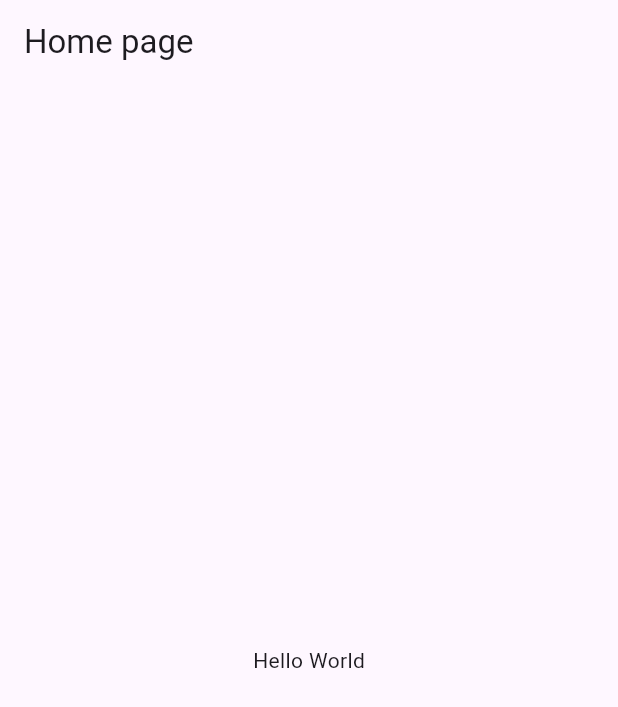
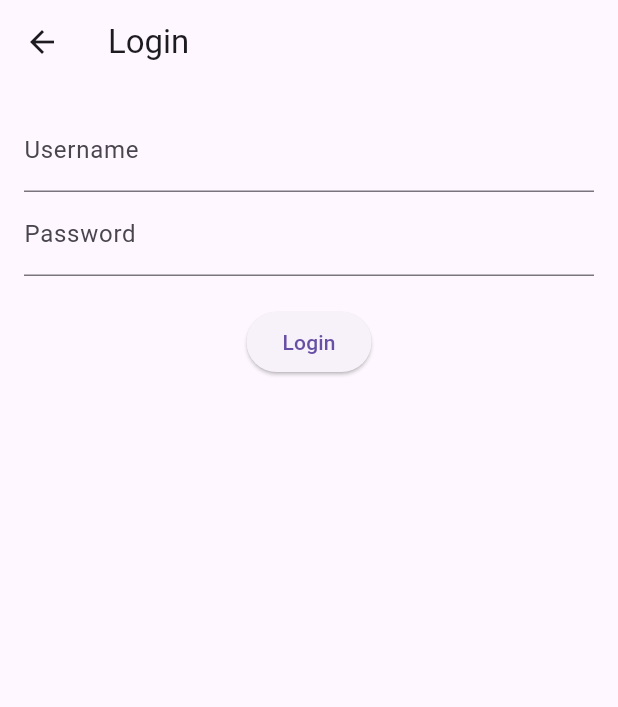
Before and after one commit to devdatbt/LearnFlutter2024, a Flutter app: the screen it shows after launch, on a phone screen of 412 x 824 dp. Shown: the top 707 px of the screen. Run offline on Flutter 3.47's test engine with Material 3 defaults, Android fonts, the phone set to English and light mode, and no system bars; our stand-ins replace dio, equatable, flutter_bloc, get_it.

Commit message:
First commit: MVVM + Dio + Bloc + GetIt

```diff
--- /dev/null
+++ b/lib/app_router.dart
@@ -0,0 +1,28 @@
+import 'package:flutter/material.dart';
+import 'views/login_view.dart';
+import 'views/home_view.dart';
+
+class AppRouter {
+  static const String loginRoute = '/login';
+  static const String homeRoute = '/home';
+
+  ///Hàm này được gọi khi điều hướng (Navigator.pushNamed) để trả về một Route.
+  // Tùy theo settings.name, trả về các màn hình tương ứng.
+  // Route mặc định hiển thị thông báo "404 - Page Not Found" khi tên route không được định nghĩa.
+  static Route<dynamic> onGenerateRoute(RouteSettings settings) {
+    switch (settings.name) {
+      case loginRoute:
+        return MaterialPageRoute(builder: (_) => const LoginView());
+      case homeRoute:
+        return MaterialPageRoute(builder: (_) => const HomeView());
+      default:
+        return MaterialPageRoute(
+          builder: (_) => const Scaffold(
+            body: Center(
+              child: Text('404 - Page Not Found'),
+            ),
+          ),
+        );
+    }
+  }
+}
--- /dev/null
+++ b/lib/blocs/login_bloc.dart
@@ -0,0 +1,42 @@
+import 'package:flutter_bloc/flutter_bloc.dart';
+import '../repositories/auth_repository.dart';
+import 'login_event.dart';
+import 'login_state.dart';
+
+/// LoginBloc là nơi quản lý toàn bộ logic cho màn hình login. Nó nhận event và phát ra state tương ứng
+///  - Nhận event từ UI (như thay đổi username, password, hoặc nhấn nút login).
+///  - Chạy logic dựa trên event.
+///  - Phát state mới để cập nhật UI.
+class LoginBloc extends Bloc<LoginEvent, LoginState> {
+  final AuthRepository authRepository;
+  String _username = "";
+  String _password = "";
+
+//Lưu trữ dữ liệu từ event:
+//Khi nhận LoginUsernameChanged, cập nhật giá trị username.
+  LoginBloc({required this.authRepository}) : super(LoginInitial()) {
+    on<LoginUsernameChanged>((event, emit) {
+      _username = event.username;
+    });
+
+//Khi nhận LoginPasswordChanged, cập nhật giá trị password.
+    on<LoginPasswordChanged>((event, emit) {
+      _password = event.password;
+    });
+//Xử lý logic đăng nhập
+//Khi nhận event LoginSubmitted, chuyển sang trạng thái LoginLoading.
+    on<LoginSubmitted>((event, emit) async {
+      emit(LoginLoading());
+      try {
+        final success = await authRepository.login(_username, _password);
+        if (success) {
+          emit(LoginSuccess());
+        } else {
+          emit(const LoginFailure('Invalid username or password.'));
+        }
+      } catch (e) {
+        emit(LoginFailure(e.toString()));
+      }
+    });
+  }
+}
--- /dev/null
+++ b/lib/blocs/login_event.dart
@@ -0,0 +1,27 @@
+import 'package:equatable/equatable.dart' show Equatable;
+
+/**
+ *  giúp Bloc nhận biết các hành động của người dùng
+ *  (ví dụ: thay đổi dữ liệu, gửi biểu mẫu) và xử lý logic phù hợp.
+ * */
+abstract class LoginEvent extends Equatable {
+  const LoginEvent();
+
+  @override
+  List<Object> get props => [];
+}
+
+//Dùng để thông báo rằng giá trị của trường nhập username đã thay đổi.
+class LoginUsernameChanged extends LoginEvent {
+  final String username;
+  const LoginUsernameChanged(this.username);
+}
+//Dùng để thông báo rằng giá trị của trường nhập password đã thay đổi.
+class LoginPasswordChanged extends LoginEvent {
+  final String password;
+  const LoginPasswordChanged(this.password);
+}
+//Được gửi khi người dùng nhấn nút "Login".
+class LoginSubmitted extends LoginEvent {
+
+}
--- /dev/null
+++ b/lib/blocs/login_state.dart
@@ -0,0 +1,23 @@
+import 'package:equatable/equatable.dart';
+/// abstract class mô tả trạng thái của màn hình login.
+/// Chúng giúp giao diện hiển thị đúng thông báo
+/// hoặc hành động dựa trên tiến trình và kết quả của quá trình đăng nhập.
+///
+abstract class LoginState extends Equatable {
+  const LoginState();
+
+  @override
+  List<Object> get props => [];
+}
+//Trạng thái ban đầu của màn hình (trước khi người dùng thực hiện bất kỳ hành động nào).
+class LoginInitial extends LoginState {}
+//Trạng thái hiển thị khi đang xử lý đăng nhập (loading spinner được hiển thị).
+class LoginLoading extends LoginState {}
+//Trạng thái khi đăng nhập thành công (dẫn đến màn hình Home).
+class LoginSuccess extends LoginState {}
+
+//Trạng thái khi đăng nhập thất bại (hiển thị thông báo lỗi).
+class LoginFailure extends LoginState {
+  final String errorMessage;
+  const LoginFailure(this.errorMessage);
+}
--- /dev/null
+++ b/lib/getit/service_locator.dart
@@ -0,0 +1,16 @@
+import 'package:get_it/get_it.dart';
+
+import '../blocs/login_bloc.dart';
+import '../repositories/auth_repository.dart';
+
+//Sử dụng một instance của GetIt để quản lý dependency.
+final getIt = GetIt.instance;
+void setupServiceLocator() {
+  // Đăng ký AuthRepository
+  //AuthRepository được khởi tạo một lần và tái sử dụng trong toàn bộ ứng dụng.
+  getIt.registerLazySingleton<AuthRepository>(() => AuthRepository());
+
+  // Đăng ký LoginBloc
+  //Mỗi lần yêu cầu LoginBloc, một instance mới sẽ được tạo.
+  getIt.registerFactory<LoginBloc>(() => LoginBloc(authRepository: getIt<AuthRepository>()));
+}
--- a/lib/main.dart
+++ b/lib/main.dart
@@ -1,36 +1,76 @@
 import 'package:flutter/material.dart';
+import 'package:flutter_bloc/flutter_bloc.dart';
+import 'app_router.dart';
+import 'getit/service_locator.dart';
+import 'blocs/login_bloc.dart';
 
-void main() => runApp(MyApp());
+void main() {
+  //Khởi chạy GetIt trước khi ứng dụng chạy.
+  setupServiceLocator();
+  runApp(const MyApp());
+}
 
 class MyApp extends StatelessWidget {
-  // This widget is the root of your application.
+  const MyApp({Key? key}) : super(key: key);
+
   @override
   Widget build(BuildContext context) {
     return MaterialApp(
-      title: 'Hello World Demo Application',
-      theme: ThemeData(
-        primarySwatch: Colors.blue,
-      ),
-      home: MyHomePage(title: 'Home page'),
+      title: 'Login App',
+      initialRoute: AppRouter.loginRoute,
+      onGenerateRoute: AppRouter.onGenerateRoute,
+      builder: (context, child) {
+        return BlocProvider(
+          //Lấy instance của LoginBloc từ GetIt.
+          create: (_) => getIt<LoginBloc>(),
+          child: child!,
+        );
+      },
     );
   }
 }
-class MyHomePage extends StatelessWidget {
-  MyHomePage({Key? key, required this.title}) : super(key: key);
-  final String title;
+
+/*void main() {
+  runApp(const MyApp());
+}
+
+class MyApp extends StatelessWidget {
+  const MyApp({Key? key}) : super(key: key);
 
   @override
   Widget build(BuildContext context) {
-    return Scaffold(
-      appBar: AppBar(
-        title: Text(this.title),
-      ),
-      body: const Center(
-          child:
-          Text(
-            'Hello World',
-          )
-      ),
+    return MaterialApp(
+      title: 'Login App',
+      initialRoute: AppRouter.loginRoute,
+      onGenerateRoute: AppRouter.onGenerateRoute,
+      builder: (context, child) {
+        //Cung cấp AuthRepository toàn cục bằng cách sử dụng RepositoryProvider.
+        return RepositoryProvider(
+          create: (context) => AuthRepository(),
+          child: BlocProvider(
+            //LoginBloc nhận AuthRepository từ RepositoryProvider qua context.read<AuthRepository>().
+            create: (context) =>
+                LoginBloc(authRepository: context.read<AuthRepository>()),
+            child: child!,
+          ),
+        );
+      },
     );
   }
-}
+}*/
+  ///Tổng kết quy trình
+// 1.UI (LoginView):
+// Gửi event LoginSubmitted khi người dùng nhấn nút Login.
+
+// 2.Bloc (LoginBloc):
+// Nhận event LoginSubmitted, gọi phương thức login từ AuthRepository.
+
+// 3.Repository (AuthRepository):
+// Thực hiện HTTP POST request để gọi API.
+// Trả về kết quả đăng nhập (thành công hoặc thất bại).
+
+// 4.Bloc:
+// Phát ra state (LoginSuccess hoặc LoginFailure) dựa trên kết quả.
+
+// 5.UI:
+// Lắng nghe state và hiển thị thông báo hoặc chuyển hướng đến HomeView.
--- /dev/null
+++ b/lib/repositories/auth_repository.dart
@@ -0,0 +1,36 @@
+import 'package:dio/dio.dart';
+
+//AuthRepository chứa các phương thức giao tiếp với API từ backend (sử dụng Dio).
+//Tách biệt logic giao tiếp API khỏi Bloc hoặc UI, giúp dễ dàng bảo trì và test.
+class AuthRepository {
+  final Dio _dio = Dio();
+
+  Future<bool> login(String username, String password) async {
+    try {
+      final response = await _dio.post(
+        'https://example.com/api/login', // Thay bằng endpoint API thật
+        data: {
+          'username': username,
+          'password': password,
+        },
+      );
+
+      // Kiểm tra nếu đăng nhập thành công (HTTP 200)
+      if (response.statusCode == 200) {
+        // Xử lý thêm nếu cần, như lưu token
+        return true;
+      } else {
+        return false;
+      }
+    } on DioException catch (e) {
+      // Bắt lỗi API hoặc network
+      if (e.response != null) {
+        print('Error: ${e.response?.data}');
+        print('Status code: ${e.response?.statusCode}');
+      } else {
+        print('Error: ${e.message}');
+      }
+      return false;
+    }
+  }
+}
--- /dev/null
+++ b/lib/views/login_view.dart
@@ -0,0 +1,76 @@
+import 'package:demo/blocs/login_event.dart';
+import 'package:demo/blocs/login_state.dart';
+import 'package:flutter/widgets.dart';
+import 'package:flutter/material.dart';
+import 'package:flutter_bloc/flutter_bloc.dart' show BlocConsumer, BlocProvider;
+import '../app_router.dart';
+import '../blocs/login_bloc.dart';
+import '../getit/service_locator.dart';
+
+class LoginView extends StatelessWidget {
+  const LoginView({Key? key}) : super(key: key);
+
+  @override
+  Widget build(BuildContext context) {
+    //final loginBloc = BlocProvider.of<LoginBloc>(context);
+    final loginBloc = getIt<LoginBloc>();
+
+    return BlocProvider(
+      create: (_) => loginBloc,
+      child: Scaffold(
+        appBar: AppBar(
+          title: const Text("Login"),
+        ),
+        body: Padding(
+          padding: const EdgeInsets.all(16.0),
+          child: Column(
+            children: [
+              //Hai ô nhập cho username và passwor
+              //Gửi các sự kiện LoginUsernameChanged và LoginPasswordChanged khi giá trị thay đổi.
+              TextField(
+                onChanged: (value) => loginBloc.add(LoginUsernameChanged(value)),
+                decoration: const InputDecoration(labelText: 'Username'),
+              ),
+              TextField(
+                onChanged: (value) => loginBloc.add(LoginPasswordChanged(value)),
+                decoration: const InputDecoration(labelText: 'Password'),
+                obscureText: true,
+              ),
+
+              const SizedBox(
+                height: 20.0,
+              ),
+
+              /// Dùng BlocConsumer để
+              /// Nghe trạng thái mới (listener) và chuyển hướng nếu cần.
+              /// Hiển thị nút hoặc spinner dựa trên trạng thái (builder).
+              BlocConsumer<LoginBloc, LoginState>(
+                listener: (context, state) {
+                  if (state is LoginSuccess) {
+                    Navigator.pushReplacementNamed(context, AppRouter.homeRoute);
+                  } else if (state is LoginFailure) {
+                    ScaffoldMessenger.of(context).showSnackBar(SnackBar(
+                      content: Text(state.errorMessage),
+                    ));
+                  }
+                },
+                builder: (context, state) {
+                  if (state is LoginLoading) {
+                    return const CircularProgressIndicator();
+                  }
+                  return ElevatedButton(
+                    onPressed: () {
+                      //Khi nhấn, gửi event LoginSubmitted đến Bloc.
+                      loginBloc.add(LoginSubmitted());
+                    },
+                    child: const Text('Login'),
+                  );
+                },
+              ),
+            ],
+          ),
+        ),
+      ),
+    );
+  }
+}
--- a/pubspec.yaml
+++ b/pubspec.yaml
@@ -46,6 +46,10 @@ dev_dependencies:
   # package. See that file for information about deactivating specific lint
   # rules and activating additional ones.
   flutter_lints: ^3.0.0
+  flutter_bloc: ^8.1.3
+  dio: ^5.3.1
+  equatable: ^2.0.5
+  get_it: ^7.6.0
 
 # For information on the generic Dart part of this file, see the
 # following page: https://dart.dev/tools/pub/pubspec
```
Also changed, not shown: lib/views/home_view.dart (added, +27 -0 lines), pubspec.lock, 1 other file.
